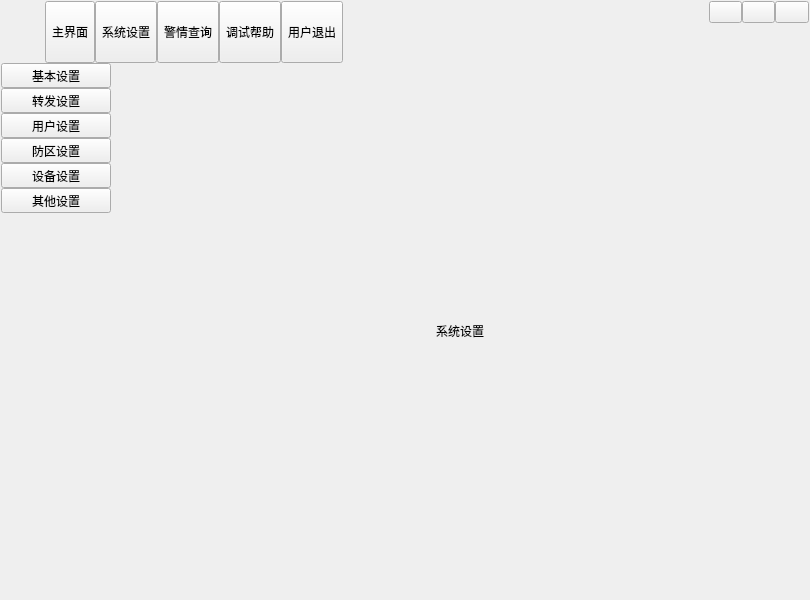
Old version of the form ui/form/frmmain.ui in the repository zhengyeli/debugTool_Window.
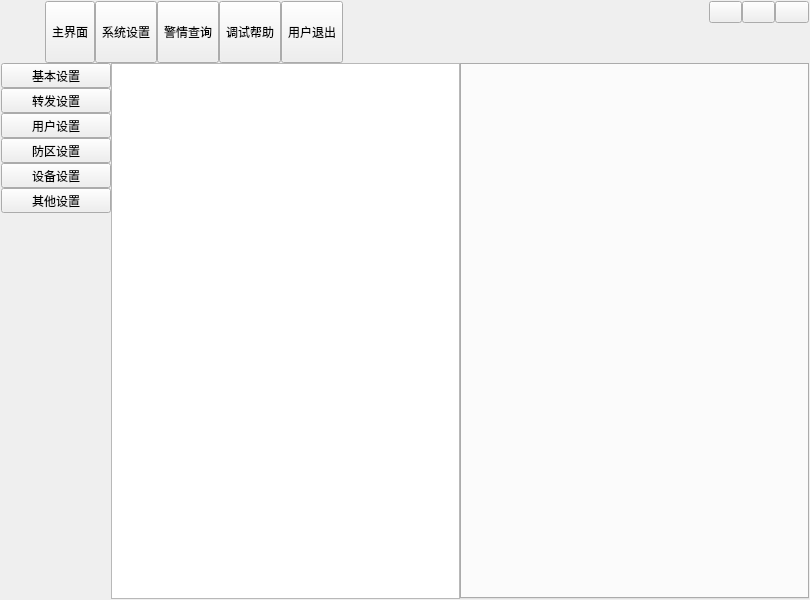
New version of the form. Icons and pictures are not drawn.

```diff
--- a/ui/form/frmmain.ui
+++ b/ui/form/frmmain.ui
@@ -589,20 +589,10 @@
         </widget>
        </item>
        <item>
-        <widget class="QLabel" name="lab2">
-         <property name="sizePolicy">
-          <sizepolicy hsizetype="Expanding" vsizetype="Expanding">
-           <horstretch>0</horstretch>
-           <verstretch>0</verstretch>
-          </sizepolicy>
-         </property>
-         <property name="text">
-          <string>系统设置</string>
-         </property>
-         <property name="alignment">
-          <set>Qt::AlignCenter</set>
-         </property>
-        </widget>
+        <widget class="QTextEdit" name="tetoutput"/>
+       </item>
+       <item>
+        <widget class="QTabWidget" name="tabWidget"/>
        </item>
       </layout>
      </widget>
```
Left out of the diff: 8 changed lines with no effect on the pictures.
